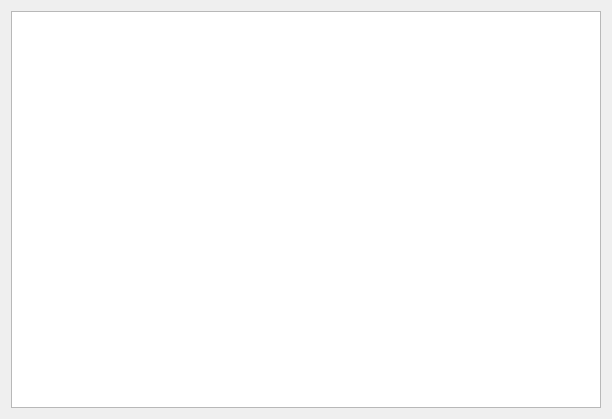
Above: gui/progresswindow.ui from DigitalGlobe/GGD-OpenSpaceNet before the change. Below: the same form after it.
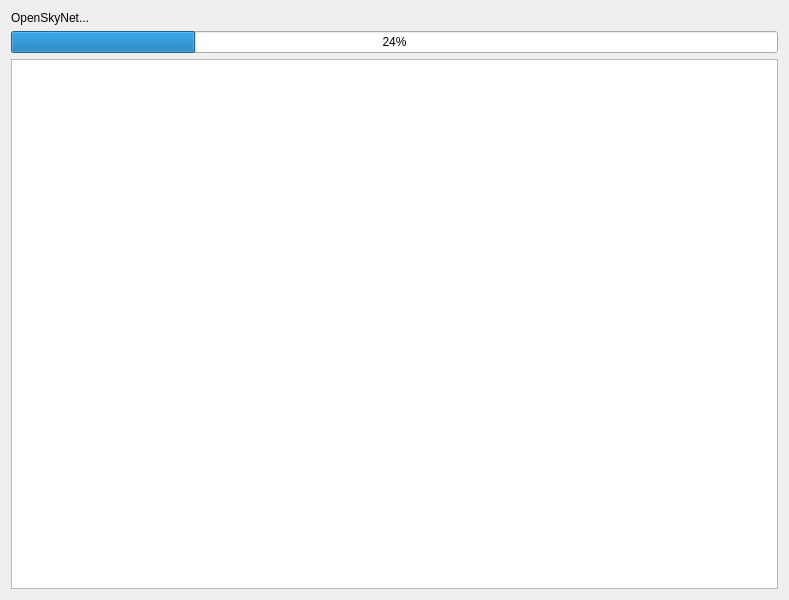
That is the form after the change.

What changed in the file:
```diff
--- a/gui/progresswindow.ui
+++ b/gui/progresswindow.ui
@@ -6,15 +6,29 @@
    <rect>
     <x>0</x>
     <y>0</y>
-    <width>612</width>
-    <height>419</height>
+    <width>789</width>
+    <height>600</height>
    </rect>
   </property>
   <property name="windowTitle">
    <string>Progress</string>
   </property>
   <layout class="QGridLayout" name="gridLayout_2">
+   <item row="1" column="0">
+    <widget class="QProgressBar" name="progressBar">
+     <property name="value">
+      <number>24</number>
+     </property>
+    </widget>
+   </item>
    <item row="0" column="0">
+    <widget class="QLabel" name="progressBarText">
+     <property name="text">
+      <string>OpenSkyNet...</string>
+     </property>
+    </widget>
+   </item>
+   <item row="2" column="0">
     <widget class="QTextBrowser" name="progressDisplay"/>
    </item>
   </layout>
```
